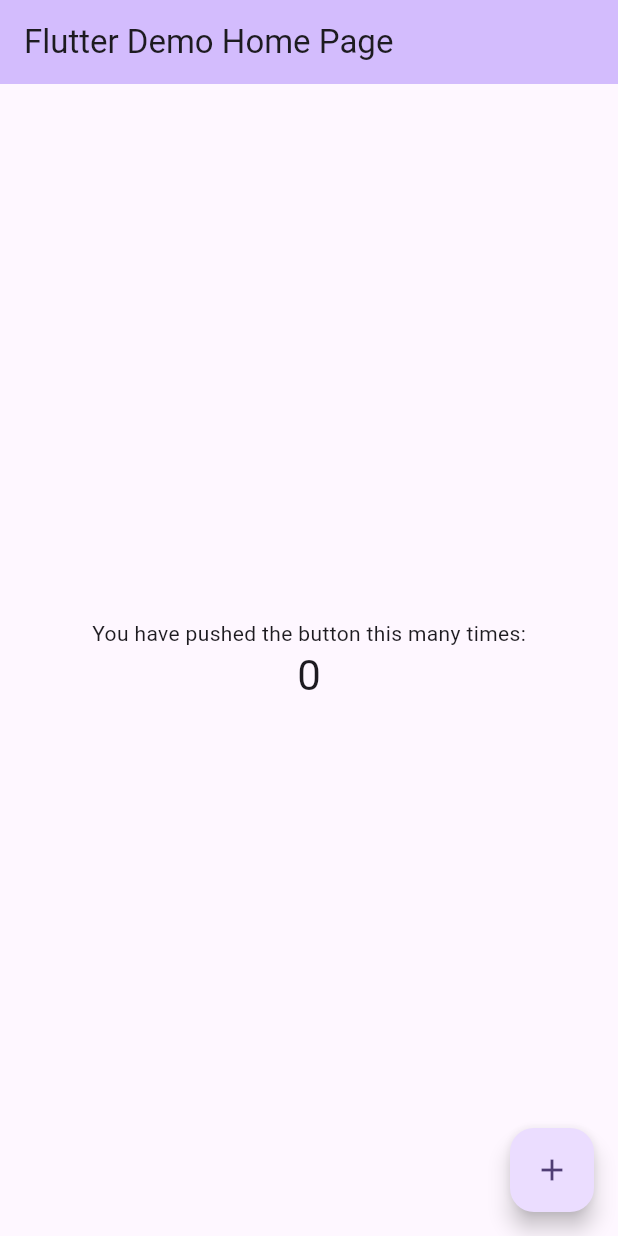
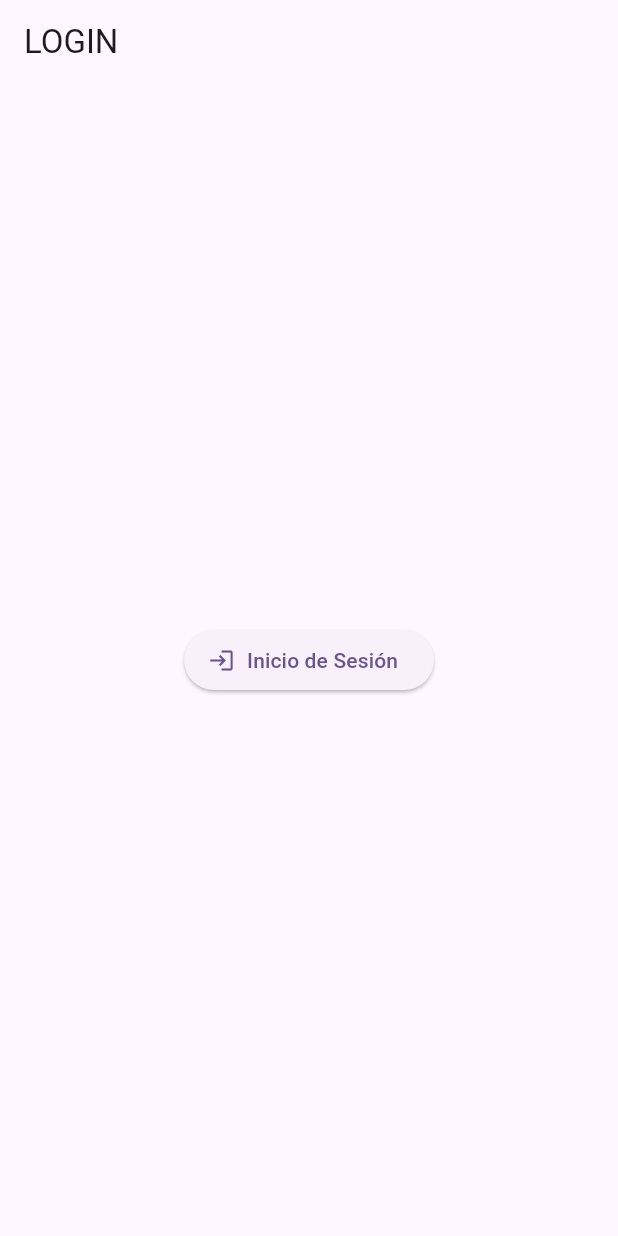
Before and after one commit to Christian1910n/proyectoppp, a Flutter app: the screen it shows after launch, on a phone screen of 412 x 824 dp. Run offline on Flutter 3.47's test engine with Material 2 defaults, Android fonts, the phone set to English and light mode, and no system bars; our stand-ins replace firebase_auth, firebase_core, google_sign_in; accounts and stored records are empty.

Commit message:
Login Fire Base

```diff
--- /dev/null
+++ b/lib/home_google_sign_in.dart
@@ -0,0 +1,65 @@
+import 'package:flutter/material.dart';
+import 'package:proyectoppp/auth_with_google.dart';
+import 'package:proyectoppp/model/firebase_user.dart';
+
+class HomeGoogleSignIn extends StatefulWidget {
+  @override
+  State<HomeGoogleSignIn> createState() => _HomeGoogleSignInState();
+}
+
+class _HomeGoogleSignInState extends State<HomeGoogleSignIn> {
+  final FirebaseUser _user = FirebaseUser();
+  final AuthServiceGoogle _auth = AuthServiceGoogle();
+
+  @override
+  void initState() {
+    super.initState();
+    _user.user = _auth.user;
+  }
+
+  @override
+  Widget build(BuildContext context) {
+    return Scaffold(
+      appBar: AppBar(
+        title: Text('LOGIN'),
+      ),
+      body: Center(
+        child: _user.uid != null ? _logged() : _login(),
+      ),
+    );
+  }
+
+  ElevatedButton _login() {
+    return ElevatedButton.icon(
+      icon: Icon(Icons.login),
+      label: Text('Inicio de Sesión'),
+      onPressed: () async {
+        await _auth.signInGoogle();
+        setState(() {
+          _user.user = _auth.user;
+        });
+      },
+    );
+  }
+
+  Column _logged() {
+    return Column(
+      children: [
+        CircleAvatar(
+          backgroundImage: NetworkImage(_user.imageUrl!),
+        ),
+        Text(_user.name!),
+        Text(_user.email!),
+        ElevatedButton.icon(
+            icon: const Icon(Icons.logout),
+            onPressed: () async {
+              await _auth.signOutGoogle();
+              setState(() {
+                _user.user = _auth.user;
+              });
+            },
+            label: const Text('Cerrar Sesión'))
+      ],
+    );
+  }
+}
--- a/lib/main.dart
+++ b/lib/main.dart
@@ -1,7 +1,11 @@
 import 'package:flutter/material.dart';
+import 'package:firebase_core/firebase_core.dart';
+import 'package:proyectoppp/home_google_sign_in.dart';
 
-void main() {
-  runApp(const MyApp());
+Future<void> main() async {
+  WidgetsFlutterBinding.ensureInitialized();
+  await Firebase.initializeApp();
+  runApp(MyApp());
 }
 
 class MyApp extends StatelessWidget {
@@ -11,115 +15,11 @@ class MyApp extends StatelessWidget {
   @override
   Widget build(BuildContext context) {
     return MaterialApp(
-      title: 'Flutter Demo',
-      theme: ThemeData(
-        // This is the theme of your application.
-        //
-        // TRY THIS: Try running your application with "flutter run". You'll see
-        // the application has a blue toolbar. Then, without quitting the app,
-        // try changing the seedColor in the colorScheme below to Colors.green
-        // and then invoke "hot reload" (save your changes or press the "hot
-        // reload" button in a Flutter-supported IDE, or press "r" if you used
-        // the command line to start the app).
-        //
-        // Notice that the counter didn't reset back to zero; the application
-        // state is not lost during the reload. To reset the state, use hot
-        // restart instead.
-        //
-        // This works for code too, not just values: Most code changes can be
-        // tested with just a hot reload.
-        colorScheme: ColorScheme.fromSeed(seedColor: Colors.deepPurple),
-        useMaterial3: true,
-      ),
-      home: const MyHomePage(title: 'Flutter Demo Home Page'),
-    );
+        title: 'Flutter Demo',
+        theme: ThemeData(
+          colorScheme: ColorScheme.fromSeed(seedColor: Colors.deepPurple),
+          useMaterial3: true,
+        ),
+        home: HomeGoogleSignIn());
   }
 }
-
-class MyHomePage extends StatefulWidget {
-  const MyHomePage({super.key, required this.title});
-
-  // This widget is the home page of your application. It is stateful, meaning
-  // that it has a State object (defined below) that contains fields that affect
-  // how it looks.
-
-  // This class is the configuration for the state. It holds the values (in this
-  // case the title) provided by the parent (in this case the App widget) and
-  // used by the build method of the State. Fields in a Widget subclass are
-  // always marked "final".
-
-  final String title;
-
-  @override
-  State<MyHomePage> createState() => _MyHomePageState();
-}
-
-class _MyHomePageState extends State<MyHomePage> {
-  int _counter = 0;
-
-  void _incrementCounter() {
-    setState(() {
-      // This call to setState tells the Flutter framework that something has
-      // changed in this State, which causes it to rerun the build method below
-      // so that the display can reflect the updated values. If we changed
-      // _counter without calling setState(), then the build method would not be
-      // called again, and so nothing would appear to happen.
-      _counter++;
-    });
-  }
-
-  @override
-  Widget build(BuildContext context) {
-    // This method is rerun every time setState is called, for instance as done
-    // by the _incrementCounter method above.
-    //
-    // The Flutter framework has been optimized to make rerunning build methods
-    // fast, so that you can just rebuild anything that needs updating rather
-    // than having to individually change instances of widgets.
-    return Scaffold(
-      appBar: AppBar(
-        // TRY THIS: Try changing the color here to a specific color (to
-        // Colors.amber, perhaps?) and trigger a hot reload to see the AppBar
-        // change color while the other colors stay the same.
-        backgroundColor: Theme.of(context).colorScheme.inversePrimary,
-        // Here we take the value from the MyHomePage object that was created by
-        // the App.build method, and use it to set our appbar title.
-        title: Text(widget.title),
-      ),
-      body: Center(
-        // Center is a layout widget. It takes a single child and positions it
-        // in the middle of the parent.
-        child: Column(
-          // Column is also a layout widget. It takes a list of children and
-          // arranges them vertically. By default, it sizes itself to fit its
-          // children horizontally, and tries to be as tall as its parent.
-          //
-          // Column has various properties to control how it sizes itself and
-          // how it positions its children. Here we use mainAxisAlignment to
-          // center the children vertically; the main axis here is the vertical
-          // axis because Columns are vertical (the cross axis would be
-          // horizontal).
-          //
-          // TRY THIS: Invoke "debug painting" (choose the "Toggle Debug Paint"
-          // action in the IDE, or press "p" in the console), to see the
-          // wireframe for each widget.
-          mainAxisAlignment: MainAxisAlignment.center,
-          children: <Widget>[
-            const Text(
-              'You have pushed the button this many times:',
-            ),
-            Text(
-              '$_counter',
-              style: Theme.of(context).textTheme.headlineMedium,
-            ),
-          ],
-        ),
-      ),
-      floatingActionButton: FloatingActionButton(
-        onPressed: _incrementCounter,
-        tooltip: 'Increment',
-        child: const Icon(Icons.add),
-      ), // This trailing comma makes auto-formatting nicer for build methods.
-    );
-  }
-}
--- /dev/null
+++ b/lib/model/firebase_user.dart
@@ -0,0 +1,22 @@
+import 'package:firebase_auth/firebase_auth.dart';
+
+class FirebaseUser {
+  String? _uid;
+  String? _name;
+  String? _email;
+  String? _imageUrl;
+  String? _cedula;
+
+  set user(User? user) {
+    _uid = user != null ? user.uid : null;
+    _name = user != null ? user.displayName : null;
+    _email = user != null ? user.email : null;
+    _imageUrl = user != null ? user.photoURL : null;
+    _cedula = user != null ? user.phoneNumber : null;
+  }
+
+  String? get uid => _uid;
+  String? get name => _name;
+  String? get email => _email;
+  String? get imageUrl => _imageUrl;
+}
--- a/pubspec.yaml
+++ b/pubspec.yaml
@@ -30,7 +30,9 @@ environment:
 dependencies:
   flutter:
     sdk: flutter
-
+  firebase_core: ^2.10.0
+  google_sign_in: ^6.1.0
+  firebase_auth: ^4.4.2
 
   # The following adds the Cupertino Icons font to your application.
   # Use with the CupertinoIcons class for iOS style icons.
```
Also changed, not shown: lib/auth_with_google.dart (added, +44 -0 lines), pubspec.lock, 6 other files.
